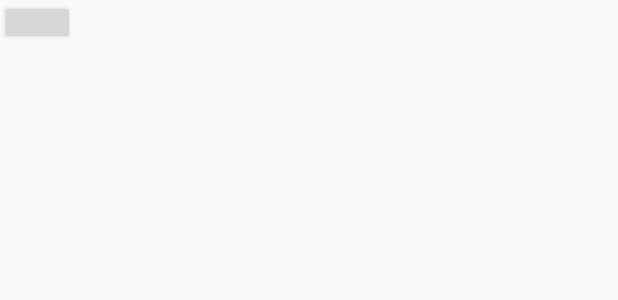
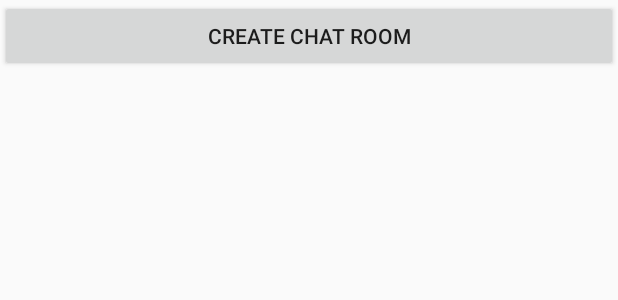
Before and after one commit to vatsalkhemani/Whatsapp, an Android app: the layout activity_find_user.xml on its own in the app's theme, with its tools: preview values and no code run, on a phone screen of 412 x 824 dp. Shown: the top 300 px of the screen. Run offline under Robolectric (Android 15) with nearby library versions, the phone set to English and light mode, and no system bars.

Commit message:
Group Chat Working

```diff
--- a/app/src/main/res/layout/activity_find_user.xml
+++ b/app/src/main/res/layout/activity_find_user.xml
@@ -7,16 +7,19 @@
     android:orientation="vertical"
     tools:context=".FindUserActivity">
 
+    <Button
+        android:layout_width="match_parent"
+        android:layout_height="wrap_content"
+        android:text="Create Chat Room"
+        android:id="@+id/create"/>
+
     <androidx.recyclerview.widget.RecyclerView
         android:layout_width="match_parent"
         android:layout_height="wrap_content"
         android:id="@+id/userList"
         android:scrollbars="vertical">
     </androidx.recyclerview.widget.RecyclerView>
-    <Button
-        android:layout_width="50dp"
-        android:layout_height="30dp"
-        android:id="@+id/create"/>
+
 
 
 </LinearLayout>
```
Also changed, not shown: app/src/main/res/layout/item_user.xml (+17 -3 lines).
